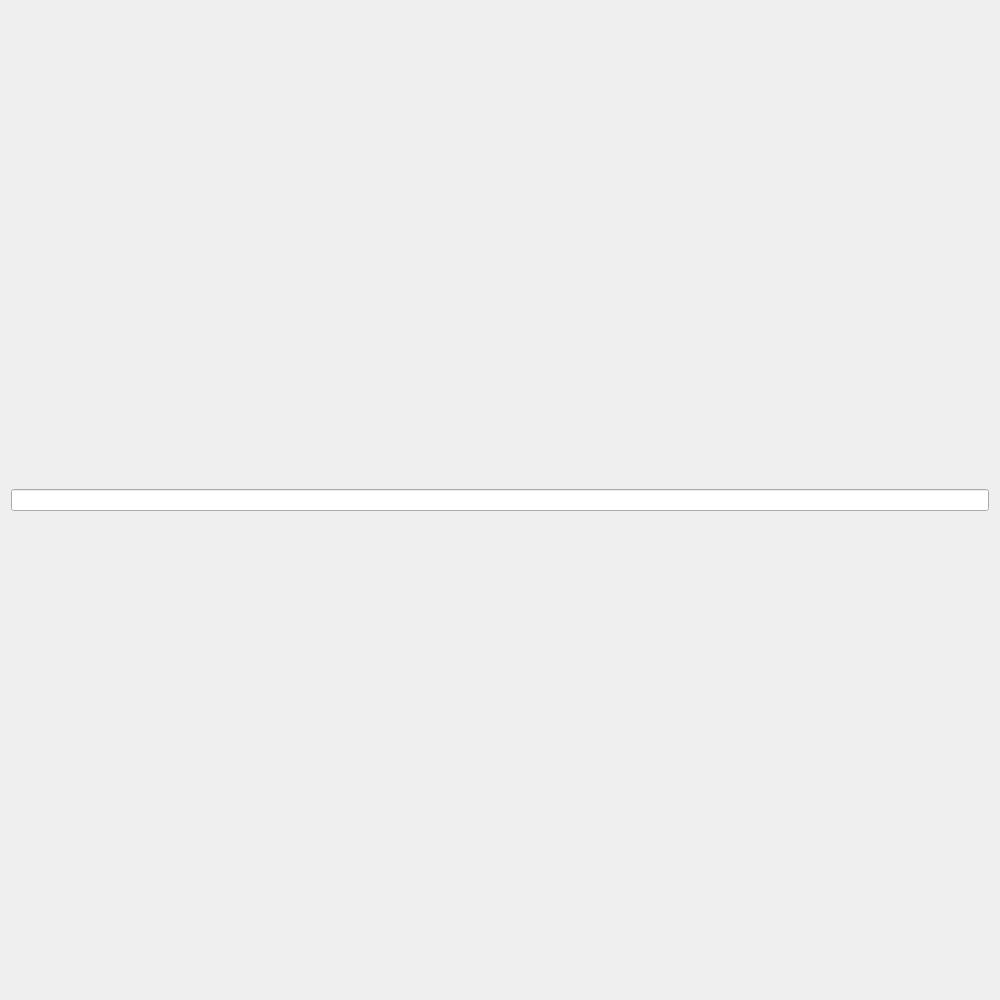
Before: the Qt Designer form TASKB/taskb/widget.ui in rickycaron/2020.12.MediaProcessing_MazeGame, drawn with Qt 5.
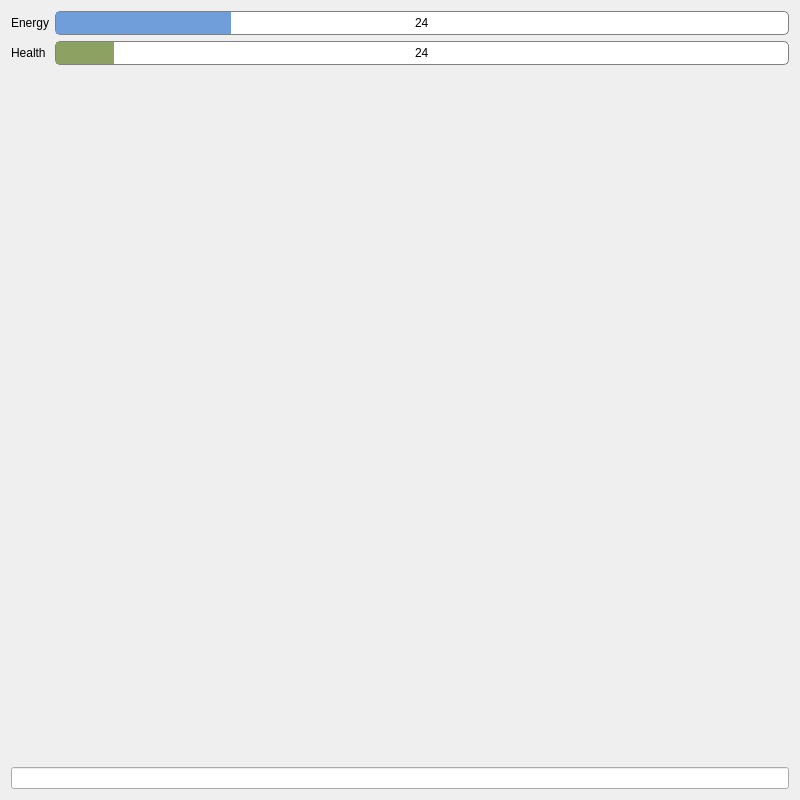
After: the same form once the commit is applied.

Commit message: progressBars for energy and health

Diff of the .ui file:
```diff
--- a/TASKB/taskb/widget.ui
+++ b/TASKB/taskb/widget.ui
@@ -6,8 +6,8 @@
    <rect>
     <x>0</x>
     <y>0</y>
-    <width>1000</width>
-    <height>1000</height>
+    <width>800</width>
+    <height>800</height>
    </rect>
   </property>
   <property name="sizePolicy">
@@ -21,7 +21,74 @@
   </property>
   <layout class="QVBoxLayout" name="verticalLayout_2">
    <item>
-    <layout class="QVBoxLayout" name="verticalLayout"/>
+    <layout class="QVBoxLayout" name="verticalLayout">
+     <item>
+      <layout class="QFormLayout" name="formLayout">
+       <item row="1" column="1">
+        <widget class="QProgressBar" name="healthBar">
+         <property name="styleSheet">
+          <string notr="true">QProgressBar{
+border: 1px solid grey;
+border-radius: 5px;
+text-align: center;
+}
+QProgressBar::chunk{
+background-color: rgb(141, 161, 98);
+}
+</string>
+         </property>
+         <property name="maximum">
+          <number>300</number>
+         </property>
+         <property name="value">
+          <number>24</number>
+         </property>
+         <property name="format">
+          <string>%v</string>
+         </property>
+        </widget>
+       </item>
+       <item row="1" column="0">
+        <widget class="QLabel" name="healthLabel">
+         <property name="text">
+          <string>Health</string>
+         </property>
+        </widget>
+       </item>
+       <item row="0" column="1">
+        <widget class="QProgressBar" name="energyBar">
+         <property name="styleSheet">
+          <string notr="true">QProgressBar{
+border: 1px solid grey;
+border-radius: 5px;
+text-align: center;
+}
+QProgressBar::chunk{
+	background-color: rgb(112, 158, 218);
+}
+</string>
+         </property>
+         <property name="maximum">
+          <number>100</number>
+         </property>
+         <property name="value">
+          <number>24</number>
+         </property>
+         <property name="format">
+          <string>%v</string>
+         </property>
+        </widget>
+       </item>
+       <item row="0" column="0">
+        <widget class="QLabel" name="energyLabel">
+         <property name="text">
+          <string>Energy</string>
+         </property>
+        </widget>
+       </item>
+      </layout>
+     </item>
+    </layout>
    </item>
    <item>
     <widget class="QLineEdit" name="lineEdit"/>
```
The commit also changes 6 other files.
